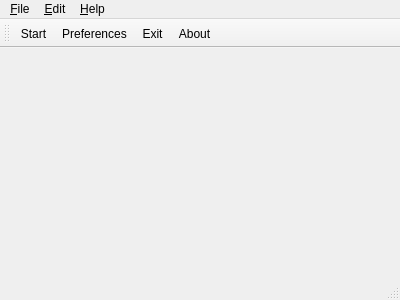
First picture: the form in mainwindow.ui, repository wucan/csv2sql, before the edit.
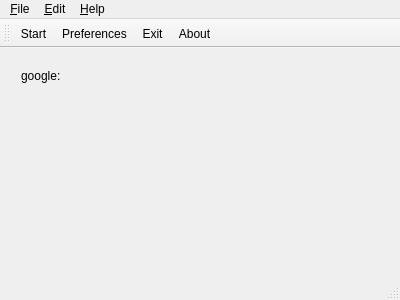
Second picture: the form after the edit. Icons and pictures are not drawn.

The edit to the form file:
```diff
--- a/mainwindow.ui
+++ b/mainwindow.ui
@@ -13,7 +13,42 @@
   <property name="windowTitle">
    <string>MainWindow</string>
   </property>
-  <widget class="QWidget" name="centralWidget"/>
+  <widget class="QWidget" name="centralWidget">
+   <widget class="QWidget" name="formLayoutWidget">
+    <property name="geometry">
+     <rect>
+      <x>10</x>
+      <y>10</y>
+      <width>381</width>
+      <height>211</height>
+     </rect>
+    </property>
+    <layout class="QFormLayout" name="formLayout">
+     <property name="fieldGrowthPolicy">
+      <enum>QFormLayout::AllNonFixedFieldsGrow</enum>
+     </property>
+     <item row="0" column="0">
+      <widget class="QLabel" name="label">
+       <property name="text">
+        <string>google:</string>
+       </property>
+      </widget>
+     </item>
+     <item row="0" column="1">
+      <widget class="QLabel" name="label_google_weather">
+       <property name="font">
+        <font>
+         <pointsize>9</pointsize>
+        </font>
+       </property>
+       <property name="text">
+        <string/>
+       </property>
+      </widget>
+     </item>
+    </layout>
+   </widget>
+  </widget>
   <widget class="QMenuBar" name="menuBar">
    <property name="geometry">
     <rect>
```
